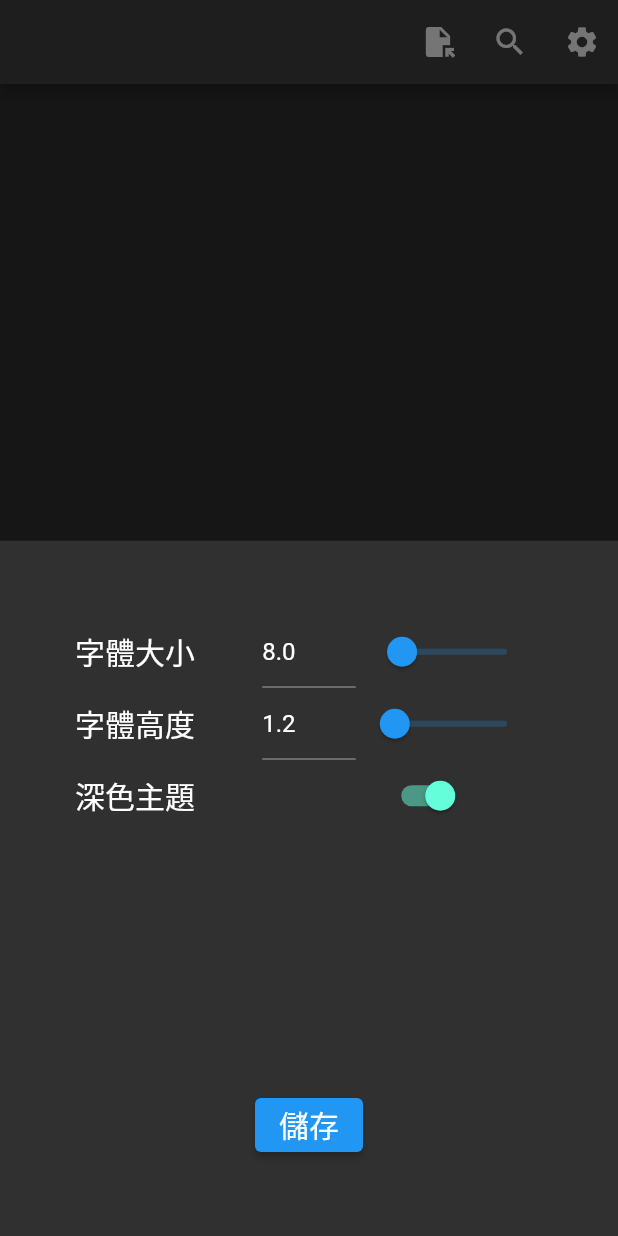
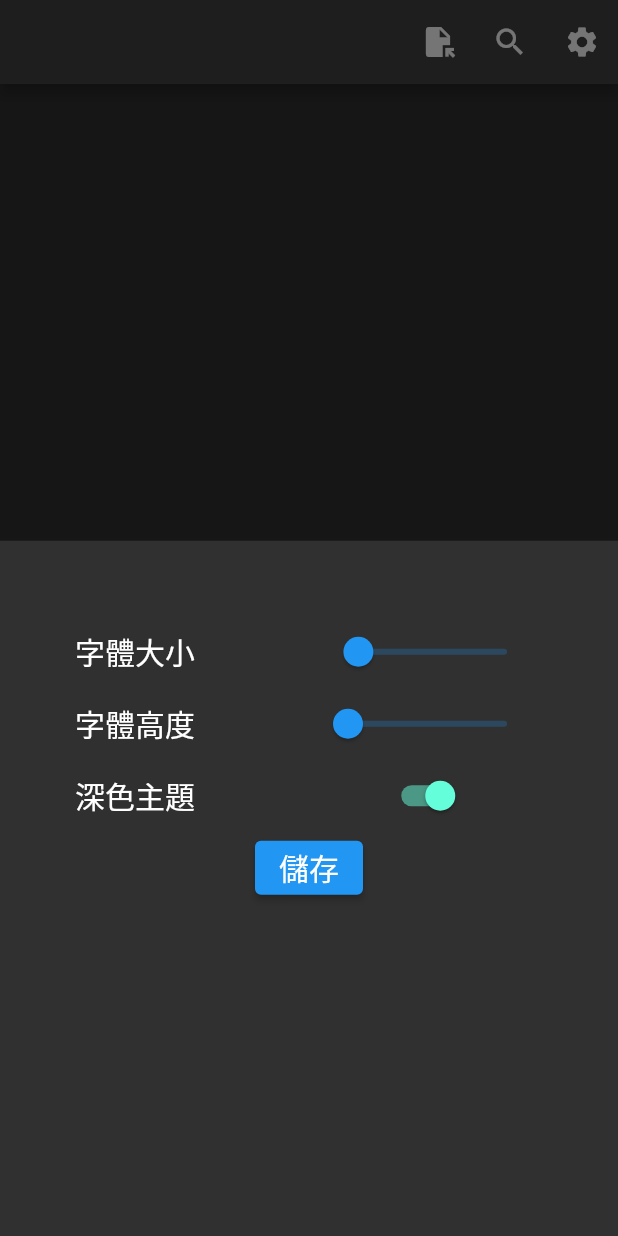
Before and after one commit to HANKSIE/tabview_reader, a Flutter app: the screen it shows after launch, after a tap on the "settings" icon, on a phone screen of 412 x 824 dp. Run offline on Flutter 3.47's test engine with Material 2 defaults, Android fonts, the phone set to English and light mode, and no system bars; our stand-ins replace file_picker, fluttertoast, shared_preferences.

Commit message:
remove setting text field

```diff
--- a/lib/store/settings.dart
+++ b/lib/store/settings.dart
@@ -58,9 +58,9 @@
   Future<void> save() async {
     try {
       await Future.wait([
-      _storage!.setTheme(_theme);
-      _storage!.setFontHeight(_fontHeight);
-      _storage!.setFontSize(_fontSize);
+        _storage!.setTheme(_theme),
+        _storage!.setFontHeight(_fontHeight),
+        _storage!.setFontSize(_fontSize)
       ]);
     } catch (err) {
       Fluttertoast.showToast(msg: '儲存設定發生錯誤: $err');
--- a/lib/widgets/settings_bottom_sheet.dart
+++ b/lib/widgets/settings_bottom_sheet.dart
@@ -17,6 +17,7 @@
     var settingsStore = Provider.of<SettingsStore>(context, listen: true);
     var readerGroupStore =
         Provider.of<TabviewReaderGroupStore>(context, listen: false);
+
     List<ControlConfig> configs = [
       ControlConfig(
         label: '字體大小',
@@ -29,13 +30,7 @@
               settingsStore.setFontSize(val);
               readerGroupStore.reset(lineHeight: settingsStore.lineHeight);
             }),
-          textField: TextFieldControlConfig(
-              controller: TextEditingController(
-                  text: settingsStore.fontSize.toString()),
-              change: (controller, val) {
-                controller.text = val;
-                settingsStore.setFontSize(double.parse(val));
-              })),
+      ),
       ControlConfig(
         label: '字體高度',
         slide: SlideControlConfig(
@@ -47,13 +42,7 @@
               settingsStore.setFontHeight(val);
               readerGroupStore.reset(lineHeight: settingsStore.lineHeight);
             }),
-          textField: TextFieldControlConfig(
-              controller: TextEditingController(
-                  text: settingsStore.fontHeight.toString()),
-              change: (controller, val) {
-                controller.text = val;
-                settingsStore.setFontSize(double.parse(val));
-              })),
+      ),
     ];
     return Padding(
       padding: const EdgeInsets.all(50),
@@ -65,20 +54,12 @@
               for (var config in configs)
                 Row(children: [
                   Expanded(
-                    flex: 2,
                     child: Text(
                       config.label,
                       style: const TextStyle(fontSize: 20),
                     ),
                   ),
                   Expanded(
-                      flex: 1,
-                      child: TextField(
-                        keyboardType: TextInputType.number,
-                        controller: config.textField.controller,
-                      )),
-                  Expanded(
-                      flex: 2,
                       child: Slider(
                     value: config.slide.value,
                     min: config.slide.min,
@@ -104,10 +85,7 @@
                     settingsStore.toggleTheme();
                   },
                 ))
-              ])
-            ]
-          ].expand((widget) => widget).toList(),
-        ),
+              ]),
               ElevatedButton(
                 style: ElevatedButton.styleFrom(
                     textStyle: const TextStyle(fontSize: 20)),
@@ -117,6 +95,9 @@
                 },
                 child: const Text('儲存'),
               ),
+            ]
+          ].expand((widget) => widget).toList(),
+        ),
       ]),
     );
   }
@@ -125,9 +106,7 @@
 class ControlConfig {
   String label;
   SlideControlConfig slide;
-  TextFieldControlConfig textField;
-  ControlConfig(
-      {required this.label, required this.slide, required this.textField});
+  ControlConfig({required this.label, required this.slide});
 }
 
 class SlideControlConfig {
@@ -143,16 +122,3 @@
       required this.divisions,
       required this.onChange});
 }
-
-class TextFieldControlConfig {
-  late TextEditingController controller;
-  late void Function(String val) onChange;
-  TextFieldControlConfig(
-      {required this.controller,
-      required void Function(TextEditingController controller, String val)
-          change}) {
-    onChange = (String val) {
-      change(controller, val);
-    };
-  }
-}
--- a/pubspec.yaml
+++ b/pubspec.yaml
@@ -35,13 +35,14 @@
   # Use with the CupertinoIcons class for iOS style icons.
   cupertino_icons: ^1.0.2
   file_picker: ^4.6.1
-  test: ^1.19.5
   collection: ^1.15.0
   provider: ^6.0.3
   fluttertoast: ^8.0.9
   shared_preferences: ^2.0.15
 
 dev_dependencies:
+  test: ^1.19.5
+  flutter_launcher_icons: ^0.9.3
   flutter_test:
     sdk: flutter
 
```
Also changed, not shown: assets/icons/guitar.png (added), pubspec.lock, 6 other files. Lines whose indentation alone changed are shown as unchanged.
